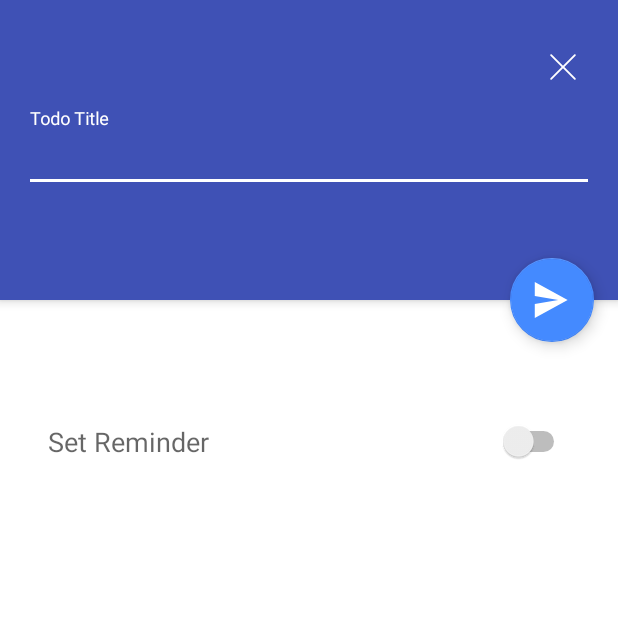
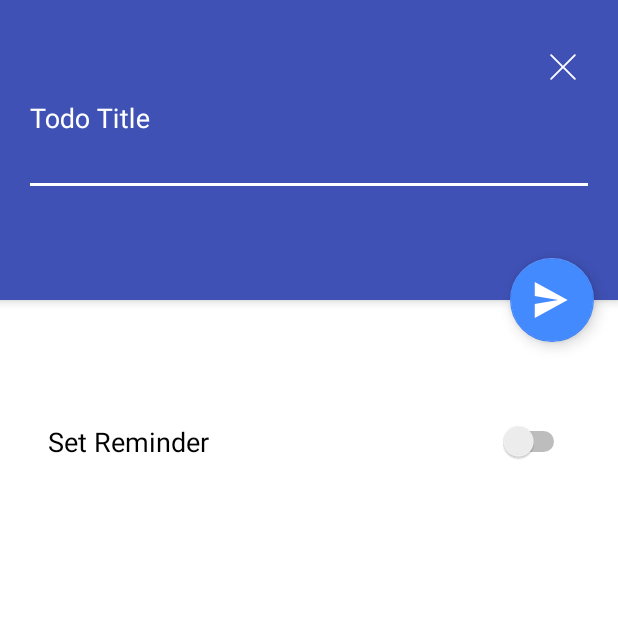
Before and after one commit to NULLPointerGuy/MVP_Dagger2_Retrofit, an Android app: the AddTodoActivity screen opened directly, with no data from a screen before it, on a phone screen of 412 x 824 dp, the top half of it. Run offline under Robolectric (Android 15) with nearby library versions, the phone set to English and light mode, and no system bars; our stand-ins replace ButterKnife, Dagger/Hilt's generated code; libraries missing offline, so code that uses them is left out: com.firebase.jobdispatcher, io.realm; 1 statement that could not run was skipped.

Commit message:
dimen for tabs

```diff
--- a/corecommon/src/main/res/values/colors.xml
+++ b/corecommon/src/main/res/values/colors.xml
@@ -9,4 +9,5 @@
     <color name="icons">#FFFFFF</color>
     <color name="divider">#BDBDBD</color>
     <color name="grey">#EEE</color>
+    <color name="dash_board_tint">#88303F9F</color>
 </resources>
--- a/mobile/src/main/res/drawable/cross.xml
+++ b/mobile/src/main/res/drawable/cross.xml
@@ -1,7 +1,7 @@
 <?xml version="1.0" encoding="utf-8"?>
 <vector xmlns:android="http://schemas.android.com/apk/res/android"
-        android:width="25dp"
-        android:height="25dp"
+        android:width="@dimen/cross_button_size"
+        android:height="@dimen/cross_button_size"
         android:viewportWidth="256"
         android:viewportHeight="256">
 
--- a/mobile/src/main/res/layout/activity_add_todo.xml
+++ b/mobile/src/main/res/layout/activity_add_todo.xml
@@ -41,7 +41,8 @@
                             android:layout_width="match_parent"
                             android:layout_height="wrap_content"
                             android:layout_centerVertical="true"
-                            android:theme="@style/AddTodoLabel">
+                            android:theme="@style/AddTodoLabel"
+                            app:hintTextAppearance="@style/AddTodoLabel">
                         <android.support.design.widget.TextInputEditText
                                 android:id="@+id/todotitle"
                                 android:layout_width="match_parent"
@@ -73,7 +74,7 @@
             android:layout_margin="@dimen/fab_margin"
             android:padding="@dimen/fab_margin"
             android:text="@string/remindme"
-            style="?android:textAppearanceMedium"/>
+            android:textSize="@dimen/reminder_text_size"/>
 
     <LinearLayout
             android:id="@+id/reminderLayout"
@@ -90,6 +91,7 @@
                 android:layout_height="wrap_content"
                 android:layout_weight="0.5"
                 tools:text="31st Aug"
+                android:textSize="@dimen/reminder_layout_text_size"
                 android:background="@android:color/transparent"
                 android:foreground="?android:attr/selectableItemBackground"/>
         <Button
@@ -98,6 +100,7 @@
                 android:layout_height="wrap_content"
                 android:layout_weight="0.5"
                 tools:text="6:00 am"
+                android:textSize="@dimen/reminder_layout_text_size"
                 android:background="@android:color/transparent"
                 android:foreground="?android:attr/selectableItemBackground"/>
     </LinearLayout>
--- a/mobile/src/main/res/layout/task_row.xml
+++ b/mobile/src/main/res/layout/task_row.xml
@@ -20,6 +20,7 @@
             android:layout_height="wrap_content"
             android:maxLines="1"
             android:ellipsize="end"
+            android:textSize="@dimen/task_row_todo_title"
             style="?android:textAppearanceMedium"
             tools:text="Walk the dog"/>
 
@@ -36,6 +37,7 @@
             android:layout_height="wrap_content"
             android:maxLines="2"
             android:ellipsize="end"
+            android:textSize="@dimen/task_row_todo_sub_title"
             android:layout_marginTop="@dimen/task_detail_margin"
             tools:text="I have to walk the dog today at 5pm."/>
 
--- /dev/null
+++ b/mobile/src/main/res/values-sw600dp/dimens.xml
@@ -0,0 +1,16 @@
+<?xml version="1.0" encoding="utf-8"?>
+<resources>
+    <dimen name="dash_tool_height">350dp</dimen>
+    <dimen name="dash_text_size">36sp</dimen>
+    <dimen name="dash_weather_text_size">24sp</dimen>
+    <dimen name="empty_text_size">32sp</dimen>
+    <dimen name="todo_list_margin">120dp</dimen>
+    <dimen name="fab_margin">32dp</dimen>
+    <dimen name="design_fab_size_normal">72dp</dimen>
+    <dimen name="cross_button_size">36dp</dimen>
+    <dimen name="create_todo_title">24sp</dimen>
+    <dimen name="reminder_text_size">24sp</dimen>
+    <dimen name="reminder_layout_text_size">18sp</dimen>
+    <dimen name="task_row_todo_title">24sp</dimen>
+    <dimen name="task_row_todo_sub_title">18sp</dimen>
+</resources>
--- a/mobile/src/main/res/values/dimens.xml
+++ b/mobile/src/main/res/values/dimens.xml
@@ -7,4 +7,15 @@
     <dimen name="task_card_elv">1dp</dimen>
     <dimen name="task_card_margintop">12dp</dimen>
     <dimen name="add_todo_wrapper_height">250dp</dimen>
+    <dimen name="dash_text_size">18sp</dimen>
+    <dimen name="dash_weather_text_size">14sp</dimen>
+    <dimen name="empty_text_size">18sp</dimen>
+    <dimen name="todo_list_margin">16dp</dimen>
+    <dimen name="design_fab_size_normal">56dp</dimen>
+    <dimen name="cross_button_size">25dp</dimen>
+    <dimen name="create_todo_title">18sp</dimen>
+    <dimen name="reminder_text_size">18sp</dimen>
+    <dimen name="reminder_layout_text_size">14sp</dimen>
+    <dimen name="task_row_todo_title">16sp</dimen>
+    <dimen name="task_row_todo_sub_title">14sp</dimen>
 </resources>
--- a/mobile/src/main/res/values/styles.xml
+++ b/mobile/src/main/res/values/styles.xml
@@ -17,7 +17,7 @@
         <item name="colorAccent">@android:color/white</item>
         <item name="colorControlNormal">@android:color/white</item>
         <item name="colorControlActivated">@android:color/white</item>
-        <item name="android:textSize">18sp</item>
+        <item name="android:textSize">@dimen/create_todo_title</item>
     </style>
 
     <style name="AppTheme.AppBarOverlay" parent="ThemeOverlay.AppCompat.Dark.ActionBar"/>
```
Also changed, not shown: mobile/src/main/res/layout/activity_todo.xml (+7 -5 lines).
